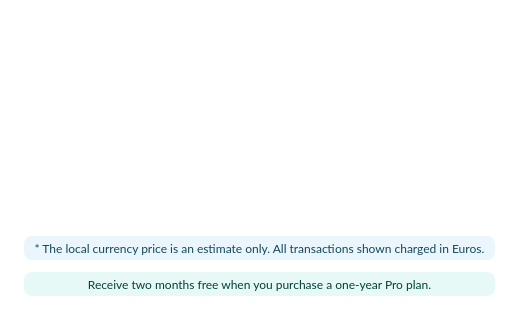
meganz/MEGAsync, file src/MEGASync/gui/macx/UpgradeOverStorage.ui: the form before one commit; both pictures show x 0 to 519 and y 261 to 581 of the 519 by 581 pixel window.
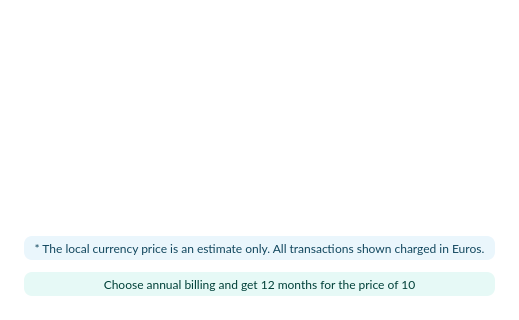
The form after the commit.

What changed in the file:
```diff
--- a/src/MEGASync/gui/macx/UpgradeOverStorage.ui
+++ b/src/MEGASync/gui/macx/UpgradeOverStorage.ui
@@ -493,7 +493,7 @@
       </size>
      </property>
      <property name="text">
-      <string>Receive two months free when you purchase a one-year Pro plan.</string>
+      <string>Choose annual billing and get 12 months for the price of 10</string>
      </property>
      <property name="alignment">
       <set>Qt::AlignCenter</set>
```
